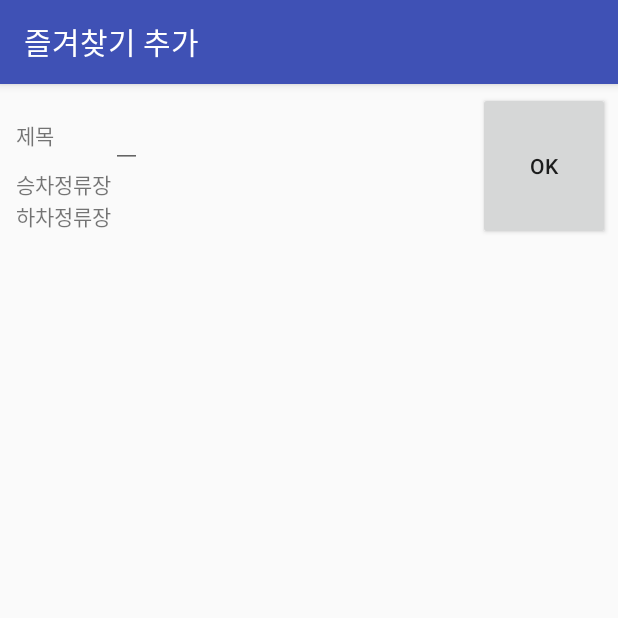
After one commit to bsjinn/BusBell, an Android app: the fragment FavoriteAddFragment placed in its activity, on a phone screen of 412 x 824 dp, the top half of it. The commit adds this screen. Run offline under Robolectric (Android 15) with nearby library versions, the phone set to English and light mode, and no system bars.

```diff
--- a/app/build.gradle
+++ b/app/build.gradle
@@ -38,7 +38,7 @@ dependencies {
     compile 'com.android.support:design:25.3.1'
     compile 'com.android.support:support-vector-drawable:25.3.1'
     compile 'com.android.support:support-v4:25.3.1'
-    compile 'com.android.support.constraint:constraint-layout:+'
+    compile 'com.android.support.constraint:constraint-layout:1.0.2'
     testCompile 'junit:junit:4.12'
 }
 
@@ -48,4 +48,5 @@ dependencies {
 
 
 
+
 apply plugin: 'com.google.gms.google-services'
--- /dev/null
+++ b/app/src/main/java/com/example/sojin/busbellapp/FavoriteAddFragment.java
@@ -0,0 +1,114 @@
+package com.example.sojin.busbellapp;
+
+import android.content.Context;
+import android.net.Uri;
+import android.os.Bundle;
+import android.support.v4.app.Fragment;
+import android.view.LayoutInflater;
+import android.view.View;
+import android.view.ViewGroup;
+import android.widget.Toast;
+
+
+/**
+ * A simple {@link Fragment} subclass.
+ * Activities that contain this fragment must implement the
+ * {@link FavoriteAddFragment.OnFragmentInteractionListener} interface
+ * to handle interaction events.
+ * Use the {@link FavoriteAddFragment#newInstance} factory method to
+ * create an instance of this fragment.
+ */
+public class FavoriteAddFragment extends Fragment {
+    // TODO: Rename parameter arguments, choose names that match
+    // the fragment initialization parameters, e.g. ARG_ITEM_NUMBER
+    private static final String ARG_PARAM1 = "param1";
+    private static final String ARG_PARAM2 = "param2";
+
+    // TODO: Rename and change types of parameters
+    private String mParam1;
+    private String mParam2;
+
+    //private OnFragmentInteractionListener mListener;
+
+    public FavoriteAddFragment() {
+        // Required empty public constructor
+    }
+
+    /**
+     * Use this factory method to create a new instance of
+     * this fragment using the provided parameters.
+     *
+     * @param param1 Parameter 1.
+     * @param param2 Parameter 2.
+     * @return A new instance of fragment FavoriteAddFragment.
+     */
+    // TODO: Rename and change types and number of parameters
+    public static FavoriteAddFragment newInstance(String param1, String param2) {
+        FavoriteAddFragment fragment = new FavoriteAddFragment();
+        Bundle args = new Bundle();
+        args.putString(ARG_PARAM1, param1);
+        args.putString(ARG_PARAM2, param2);
+        fragment.setArguments(args);
+        return fragment;
+    }
+
+    @Override
+    public void onCreate(Bundle savedInstanceState) {
+        super.onCreate(savedInstanceState);
+
+        Toast.makeText(getContext(),"######",Toast.LENGTH_LONG).show();
+
+        if (getArguments() != null) {
+            mParam1 = getArguments().getString(ARG_PARAM1);
+            mParam2 = getArguments().getString(ARG_PARAM2);
+        }
+    }
+
+    @Override
+    public View onCreateView(LayoutInflater inflater, ViewGroup container,
+                             Bundle savedInstanceState) {
+        // Inflate the layout for this fragment
+        View view = inflater.inflate(R.layout.fragment_favorite_add, container, false);
+
+        return view;
+    }
+
+//    // TODO: Rename method, update argument and hook method into UI event
+//    public void onButtonPressed(Uri uri) {
+//        if (mListener != null) {
+//            mListener.onFragmentInteraction(uri);
+//        }
+//    }
+//
+//    @Override
+//    public void onAttach(Context context) {
+//        super.onAttach(context);
+//        if (context instanceof OnFragmentInteractionListener) {
+//            mListener = (OnFragmentInteractionListener) context;
+//        } else {
+//            throw new RuntimeException(context.toString()
+//                    + " must implement OnFragmentInteractionListener");
+//        }
+//    }
+//
+//    @Override
+//    public void onDetach() {
+//        super.onDetach();
+//        mListener = null;
+//    }
+//
+//    /**
+//     * This interface must be implemented by activities that contain this
+//     * fragment to allow an interaction in this fragment to be communicated
+//     * to the activity and potentially other fragments contained in that
+//     * activity.
+//     * <p>
+//     * See the Android Training lesson <a href=
+//     * "http://developer.android.com/training/basics/fragments/communicating.html"
+//     * >Communicating with Other Fragments</a> for more information.
+//     */
+//    public interface OnFragmentInteractionListener {
+//        // TODO: Update argument type and name
+//        void onFragmentInteraction(Uri uri);
+//    }
+}
--- a/app/src/main/java/com/example/sojin/busbellapp/SearchFragment.java
+++ b/app/src/main/java/com/example/sojin/busbellapp/SearchFragment.java
@@ -3,6 +3,7 @@ package com.example.sojin.busbellapp;
 import android.content.Intent;
 import android.os.Bundle;
 import android.support.v4.app.Fragment;
+import android.support.v4.app.FragmentTransaction;
 import android.view.LayoutInflater;
 import android.view.View;
 import android.view.ViewGroup;
@@ -13,7 +14,6 @@ import android.widget.ListView;
 import android.widget.Toast;
 
 import com.example.sojin.busbellapp.activity.BusStationsListActivity;
-import com.example.sojin.busbellapp.activity.MainActivity;
 import com.example.sojin.busbellapp.adapter.BusRouteListAdapter;
 import com.example.sojin.busbellapp.item.BusRouteInfoItem;
 import com.example.sojin.busbellapp.item.BusRouteInfoWrapper;
@@ -71,24 +71,28 @@ public class SearchFragment extends Fragment {
         listView.setOnItemClickListener(new AdapterView.OnItemClickListener() {
             @Override
             public void onItemClick(AdapterView<?> parent, View view, int position, long id) {
+                BusRouteInfoItem item = (BusRouteInfoItem) parent.getItemAtPosition(position);
                 String activity_name = getActivity().getClass().getName();
 
                 switch (getActivity().getClass().getSimpleName()){
                     case "FavoriteAddActivity":
-                        Toast.makeText(getContext(),"Favorite",Toast.LENGTH_LONG).show();
+                        //Toast.makeText(getContext(),"Favorite",Toast.LENGTH_LONG).show();
+
+                        FragmentTransaction fragmentTransaction = getActivity().getSupportFragmentManager().beginTransaction();
+                        fragmentTransaction.replace(R.id.activity_favorite_add_frame_layout, new FavoriteAddFragment());
+                        fragmentTransaction.commit();
+
                         break;
                     case "MainActivity":
                         Toast.makeText(getContext(),"Main",Toast.LENGTH_LONG).show();
+
+                        Intent intent = new Intent(getActivity(), BusStationsListActivity.class);
+                        intent.putExtra("routeId", item.getBusRouteId());
+
+                        startActivity(intent);
+
                         break;
                 }
-
-                MainActivity.class.getName();
-                BusRouteInfoItem item = (BusRouteInfoItem) parent.getItemAtPosition(position);
-
-                Intent intent = new Intent(getActivity(), BusStationsListActivity.class);
-                intent.putExtra("routeId", item.getBusRouteId());
-
-                //startActivity(intent);
             }
         });
 
--- /dev/null
+++ b/app/src/main/res/layout/fragment_favorite_add.xml
@@ -0,0 +1,67 @@
+<LinearLayout xmlns:android="http://schemas.android.com/apk/res/android"
+    xmlns:tools="http://schemas.android.com/tools"
+    android:orientation="vertical"
+    android:layout_width="match_parent"
+    android:layout_height="match_parent"
+    tools:context="com.example.sojin.busbellapp.FavoriteAddFragment">
+
+    <LinearLayout
+        android:padding="5dp"
+        android:orientation="horizontal"
+        android:layout_width="match_parent"
+        android:layout_height="wrap_content">
+
+        <GridLayout
+            android:layout_width="wrap_content"
+            android:layout_height="wrap_content"
+            android:layout_weight="1"
+            android:columnCount="2"
+            android:rowCount="3"
+            android:padding="5dp">
+
+            <TextView
+                android:text="제목"
+                android:layout_width="wrap_content"
+                android:layout_height="wrap_content" />
+
+            <EditText
+                android:id="@+id/fragment_favorite_add_title"
+                android:layout_width="wrap_content"
+                android:layout_height="wrap_content" />
+
+            <TextView
+                android:text="승차정류장"
+                android:layout_width="wrap_content"
+                android:layout_height="wrap_content" />
+
+            <TextView
+                android:id="@+id/fragment_favorite_add_on_station"
+                android:layout_width="wrap_content"
+                android:layout_height="wrap_content" />
+
+            <TextView
+                android:text="하차정류장"
+                android:layout_width="wrap_content"
+                android:layout_height="wrap_content" />
+
+            <TextView
+                android:id="@+id/fragment_favorite_add_off_station"
+                android:layout_width="wrap_content"
+                android:layout_height="wrap_content" />
+
+        </GridLayout>
+
+        <Button
+            android:id="@+id/fragment_favorite_add_button"
+            android:text="OK"
+            android:layout_width="wrap_content"
+            android:layout_height="match_parent" />
+
+    </LinearLayout>
+
+    <ListView
+        android:id="@+id/fragment_favorite_add_station_list"
+        android:layout_width="match_parent"
+        android:layout_height="wrap_content"/>
+
+</LinearLayout>
--- a/app/src/main/res/values/strings.xml
+++ b/app/src/main/res/values/strings.xml
@@ -8,4 +8,7 @@
     <string name="api_key">3nvztFALDhnl5ffO0FuwkATq9JDSLJPHjSSVRByOsG78s9vF%2F4SuBbuKcle1XytZB0hkdU19wrBSnqDKHWHpdA%3D%3D</string>
     <string name="server_address"></string>
     <string name="server_port">3000</string>
+
+    <!-- TODO: Remove or change this placeholder text -->
+    <string name="hello_blank_fragment">Hello blank fragment</string>
 </resources>
```
